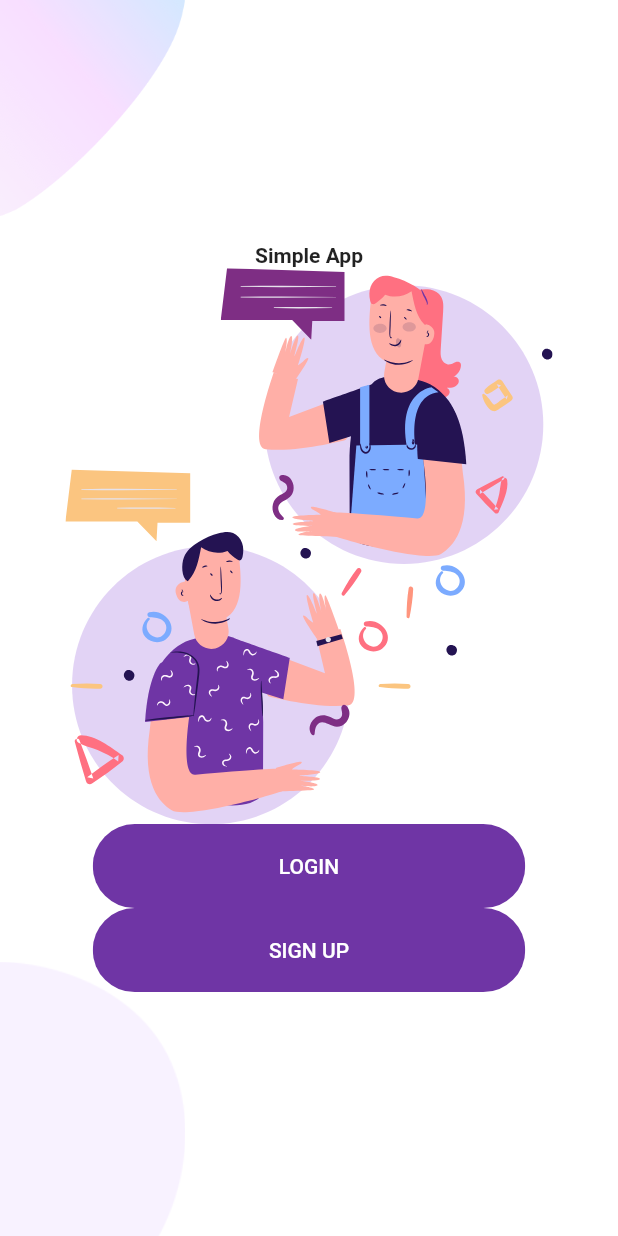
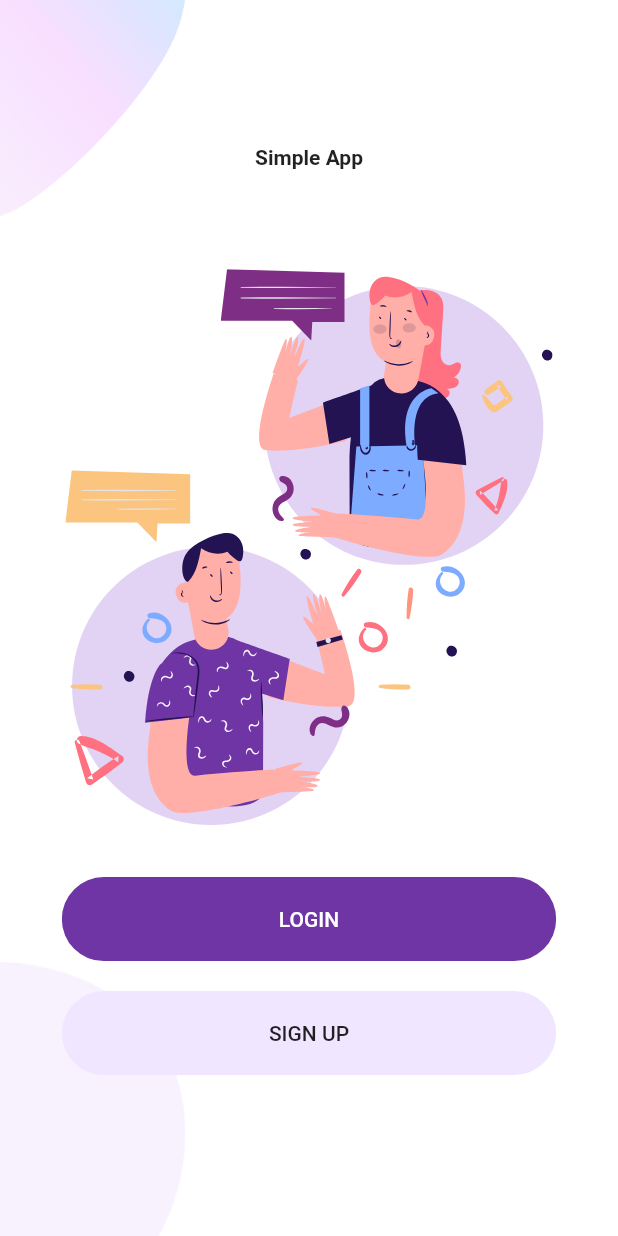
Before and after one commit to arunsingh28/Flutter-simple-app, a Flutter app: the screen it shows after launch, on a phone screen of 412 x 824 dp. Run offline on Flutter 3.47's test engine with Material 2 defaults, Android fonts, the phone set to English and light mode, and no system bars; our stand-ins replace flutter_svg.

Commit message:
ADD: screen safety

```diff
--- a/lib/components/body.dart
+++ b/lib/components/body.dart
@@ -1,5 +1,6 @@
 import 'package:auth_ui/components/background.dart';
 import 'package:auth_ui/components/rounded_btn.dart';
+import 'package:auth_ui/constant.dart';
 import 'package:flutter/material.dart';
 import 'package:flutter_svg/svg.dart';
 
@@ -10,24 +11,31 @@ class Body extends StatelessWidget {
   Widget build(BuildContext context) {
     Size size = MediaQuery.of(context).size;
     return Background(
+      child: SingleChildScrollView(
         child: Column(
           mainAxisAlignment: MainAxisAlignment.center,
           children: [
             Text("Simple App", style: TextStyle(fontWeight: FontWeight.bold)),
+            SizedBox(height: size.height * .08),
             SvgPicture.asset(
               "assets/icons/chat.svg",
               height: size.height * .45,
             ),
+            SizedBox(height: size.height * .03),
             RoundedButton(
               title: "LOGIN",
               press: () {},
+              color: PrimaryColor,
+              textColor: Colors.white,
             ),
             RoundedButton(
               title: "SIGN UP",
+              color: PrimaryLightColor,
               press: () {},
             ),
           ],
         ),
+      ),
     );
   }
 }
--- a/lib/components/rounded_btn.dart
+++ b/lib/components/rounded_btn.dart
@@ -13,16 +13,17 @@ class RoundedButton extends StatelessWidget {
   Widget build(BuildContext context) {
     Size size = MediaQuery.of(context).size;
     return Container(
-      width: size.width * .7,
+      margin: EdgeInsets.symmetric(vertical: 10),
+      width: size.width * .8,
       child: ClipRRect(
         borderRadius: BorderRadius.circular(29),
         child: FlatButton(
             padding: EdgeInsets.symmetric(vertical: 20, horizontal: 40),
-            color: PrimaryColor,
+            color: color,
             onPressed: press,
             child: Text(
               title,
-              style: TextStyle(color: Colors.white),
+              style: TextStyle(color: textColor),
             )),
       ),
     );
```
Lines whose indentation alone changed are shown as unchanged.
